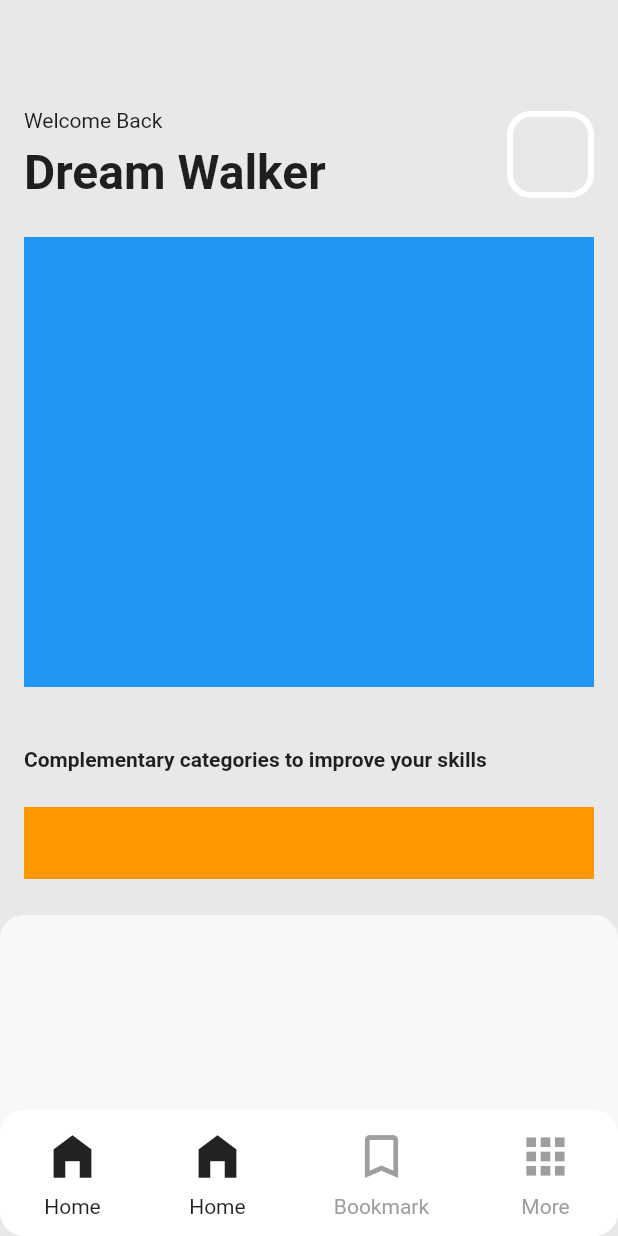
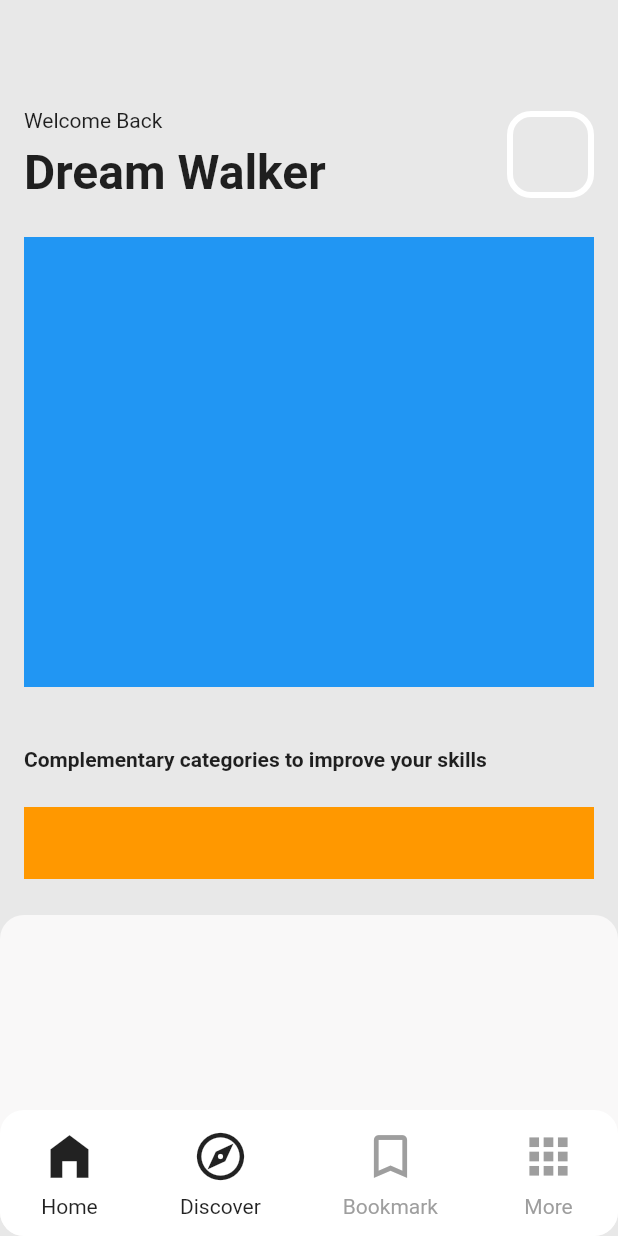
Before and after one commit to JAICHANGPARK/flutter_notebook_chapter_24, a Flutter app: the GuitarLessonMainPage screen opened directly, on a phone screen of 412 x 824 dp. Run offline on Flutter 3.47's test engine with Material 2 defaults, Android fonts, the phone set to English and light mode, and no system bars; our stand-ins replace flutter_riverpod, freezed_annotation, go_router, google_fonts, ionicons, percent_indicator; missing offline and left inert: crypto_font_icons; network calls fail.

Commit message:
Update guitar_lesson_main_page.dart

```diff
--- a/lib/ep1396_guitar_lesson_app/view/guitar_lesson_main_page.dart
+++ b/lib/ep1396_guitar_lesson_app/view/guitar_lesson_main_page.dart
@@ -136,14 +136,14 @@ class _GuitarLessonMainPageState extends State<GuitarLessonMainPage> {
                       mainAxisAlignment: MainAxisAlignment.center,
                       children: const [
                         Icon(
-                          Icons.home_filled,
+                          Icons.explore_outlined,
                           size: 38,
                         ),
                         SizedBox(
                           height: 6,
                         ),
                         Text(
-                          "Home",
+                          "Discover",
                           style: TextStyle(),
                         )
                       ],
```
